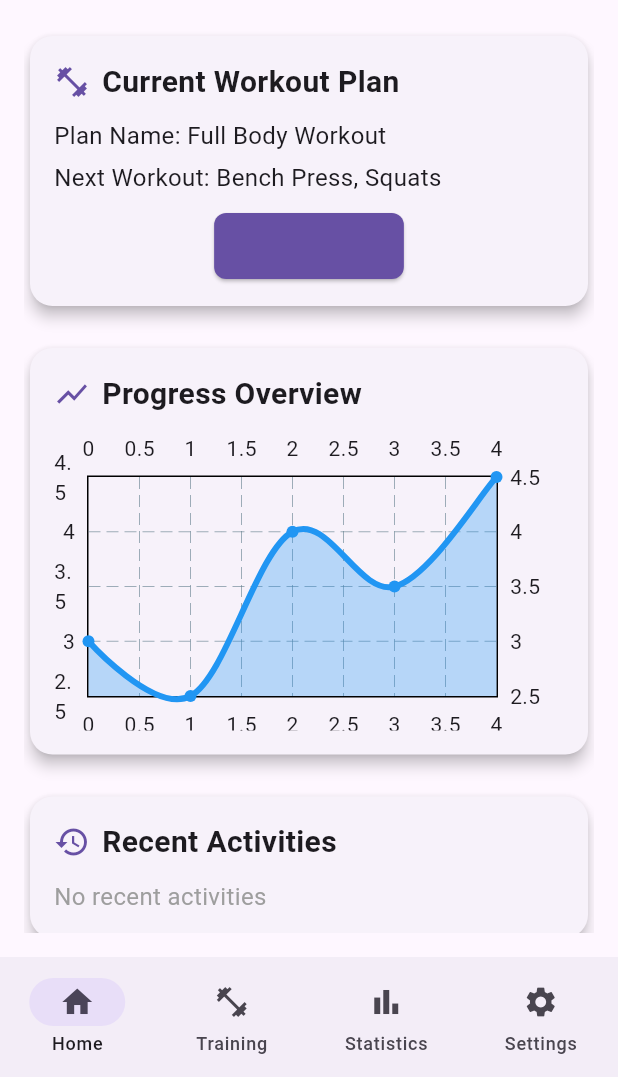
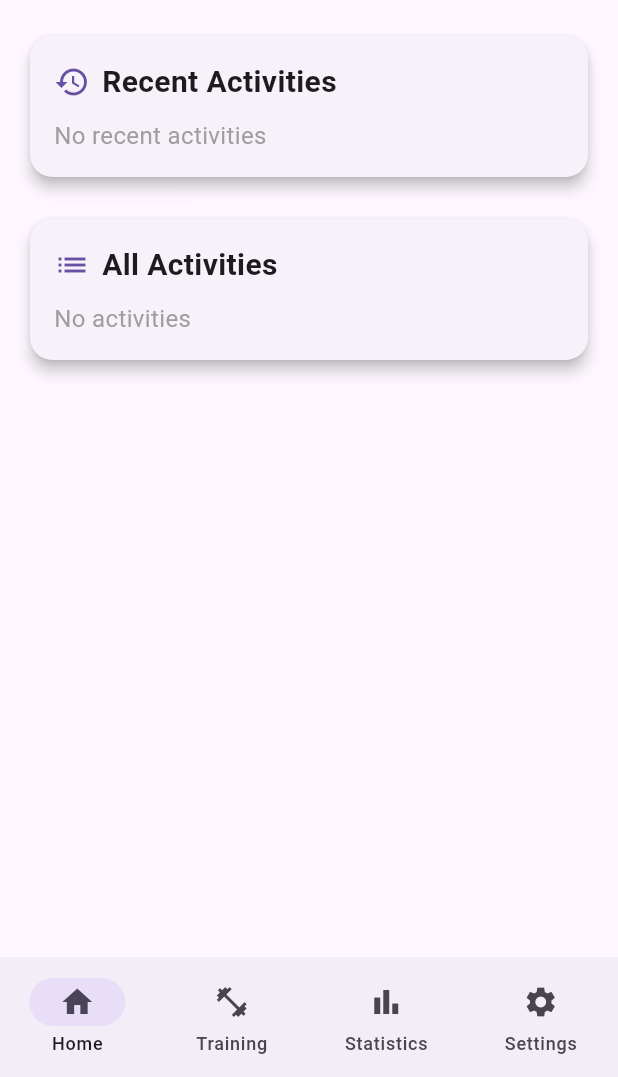
Before and after one commit to DanisAlfonso/GymTracker, a Flutter app: the screen it shows after launch, on a phone screen of 412 x 824 dp, the part 159-1236 px from its top. Run offline on Flutter 3.47's test engine with Material 3 defaults, Android fonts, the phone set to English and light mode, and no system bars; drawn by our look-alikes of fl_chart; our stand-ins replace numberpicker, shared_preferences; project files that could hold a hidden picture were left out.

Commit message:
remove the 'Current Workout Plan' and 'Progress Overview' sections from the HomeScreen

```diff
--- a/lib/models/exercise_data.dart
+++ b/lib/models/exercise_data.dart
@@ -1,4 +1,4 @@
-import 'workout_model.dart'; // Ensure Exercise class is imported
+import 'workout_model.dart';
 
 final List<Exercise> defaultExercises = [
   // Abdominals
--- a/lib/screens/home_screen.dart
+++ b/lib/screens/home_screen.dart
@@ -4,7 +4,6 @@ import 'package:provider/provider.dart';
 import 'package:intl/intl.dart';
 import '../models/workout_model.dart';
 import 'edit_workout_screen.dart';
-import 'package:fl_chart/fl_chart.dart';
 import '../app_localizations.dart'; // Import the AppLocalizations
 
 class HomeScreen extends StatelessWidget {
@@ -29,129 +28,9 @@ class HomeScreen extends StatelessWidget {
               style: const TextStyle(fontSize: 24, fontWeight: FontWeight.bold),
             ),
             const SizedBox(height: 20),
-            _buildCurrentWorkoutPlan(context),
-            const SizedBox(height: 20),
-            _buildProgressOverview(context),
-            const SizedBox(height: 20),
             _buildRecentActivities(context, recentWorkouts),
             const SizedBox(height: 20),
             _buildAllActivities(context, workoutModel.workouts),
-          ],
-        ),
-      ),
-    );
-  }
-
-  Widget _buildCurrentWorkoutPlan(BuildContext context) {
-    final appLocalizations = AppLocalizations.of(context);
-
-    return Card(
-      elevation: 4,
-      shape: RoundedRectangleBorder(borderRadius: BorderRadius.circular(15)),
-      child: Padding(
-        padding: const EdgeInsets.all(16.0),
-        child: Column(
-          crossAxisAlignment: CrossAxisAlignment.start,
-          children: [
-            Row(
-              children: [
-                Icon(Icons.fitness_center, color: Theme.of(context).primaryColor),
-                const SizedBox(width: 8),
-                Text(
-                  appLocalizations?.translate('current_workout_plan') ?? 'Current Workout Plan',
-                  style: const TextStyle(fontSize: 20, fontWeight: FontWeight.bold),
-                ),
-              ],
-            ),
-            const SizedBox(height: 10),
-            Text(
-              appLocalizations?.translate('plan_name') ?? 'Plan Name',
-              style: const TextStyle(fontSize: 16),
-            ),
-            const SizedBox(height: 5),
-            Text(
-              appLocalizations?.translate('next_workout') ?? 'Next Workout',
-              style: const TextStyle(fontSize: 16),
-            ),
-            const SizedBox(height: 10),
-            Center(
-              child: ElevatedButton(
-                onPressed: () {
-                  // Navigate to workout details
-                },
-                style: ElevatedButton.styleFrom(
-                  padding: const EdgeInsets.symmetric(vertical: 12.0, horizontal: 24.0),
-                  shape: RoundedRectangleBorder(
-                    borderRadius: BorderRadius.circular(8.0),
-                  ),
-                  backgroundColor: Theme.of(context).primaryColor,
-                ),
-                child: Text(appLocalizations?.translate('view_details') ?? 'View Details'),
-              ),
-            ),
-          ],
-        ),
-      ),
-    );
-  }
-
-  Widget _buildProgressOverview(BuildContext context) {
-    final appLocalizations = AppLocalizations.of(context);
-
-    return Card(
-      elevation: 4,
-      shape: RoundedRectangleBorder(borderRadius: BorderRadius.circular(15)),
-      child: Padding(
-        padding: const EdgeInsets.all(16.0),
-        child: Column(
-          crossAxisAlignment: CrossAxisAlignment.start,
-          children: [
-            Row(
-              children: [
-                Icon(Icons.show_chart, color: Theme.of(context).primaryColor),
-                const SizedBox(width: 8),
-                Text(
-                  appLocalizations?.translate('progress_overview') ?? 'Progress Overview',
-                  style: const TextStyle(fontSize: 20, fontWeight: FontWeight.bold),
-                ),
-              ],
-            ),
-            const SizedBox(height: 10),
-            SizedBox(
-              height: 200,
-              child: LineChart(
-                LineChartData(
-                  lineBarsData: [
-                    LineChartBarData(
-                      spots: [
-                        const FlSpot(0, 3),
-                        const FlSpot(1, 2.5),
-                        const FlSpot(2, 4),
-                        const FlSpot(3, 3.5),
-                        const FlSpot(4, 4.5),
-                      ],
-                      isCurved: true,
-                      barWidth: 4,
-                      color: Colors.blue,
-                      belowBarData: BarAreaData(
-                        show: true,
-                        color: Colors.blue.withOpacity(0.3),
-                      ),
-                    ),
-                  ],
-                  borderData: FlBorderData(show: true),
-                  gridData: const FlGridData(show: true),
-                  titlesData: const FlTitlesData(
-                    leftTitles: AxisTitles(
-                      sideTitles: SideTitles(showTitles: true),
-                    ),
-                    bottomTitles: AxisTitles(
-                      sideTitles: SideTitles(showTitles: true),
-                    ),
-                  ),
-                ),
-              ),
-            ),
           ],
         ),
       ),
```
